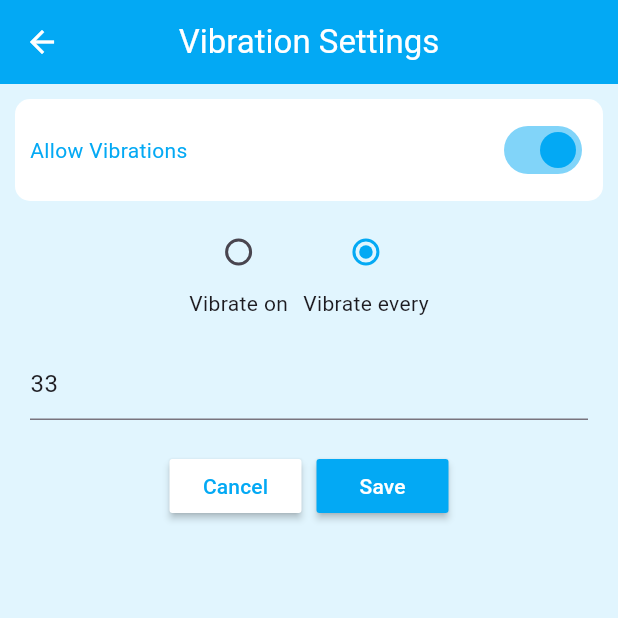
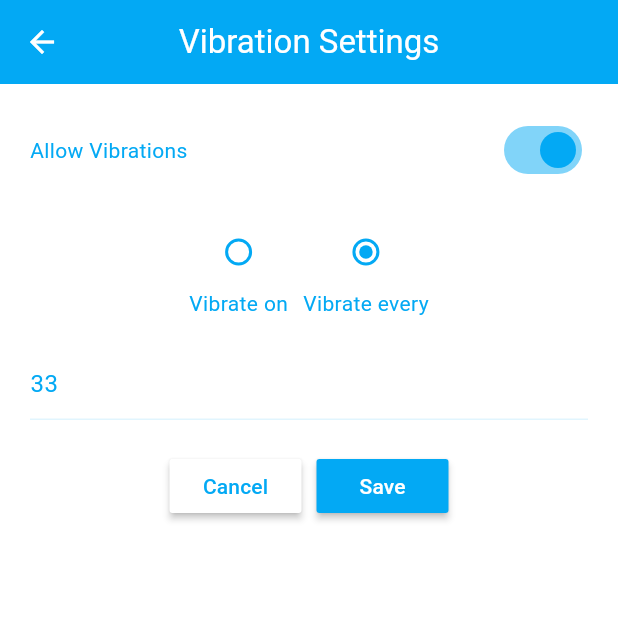
Before and after one commit to hazemxiii/prayerapp, a Flutter app: the VibrationSettings screen opened directly, on a phone screen of 412 x 824 dp, the top half of it. Run offline on Flutter 3.47's test engine with Material 3 defaults, Android fonts, the phone set to English and light mode, and no system bars; our stand-ins replace flutter_colorpicker, flutter_compass, geocoding, geolocator, shared_preferences, vibration; accounts and stored records are empty.

Commit message:
fixed colors

```diff
--- a/prayerapp/lib/location.dart
+++ b/prayerapp/lib/location.dart
@@ -85,7 +85,7 @@ class _LocationSettingsState extends State<LocationSettings> {
               mainAxisAlignment: MainAxisAlignment.center,
               children: [
                 MaterialButton(
-                  color: backColor,
+                  color: secondaryColor,
                   onPressed: () {
                     Navigator.of(context).pop();
                   },
@@ -133,6 +133,8 @@ class _LocationInputState extends State<LocationInput> {
     return Container(
       margin: const EdgeInsets.only(bottom: 10),
       child: TextField(
+        style: TextStyle(color: widget.color),
+        cursorColor: widget.color,
         controller: widget.controller,
         decoration: InputDecoration(
             focusedBorder: OutlineInputBorder(
--- a/prayerapp/lib/vibration_settings.dart
+++ b/prayerapp/lib/vibration_settings.dart
@@ -32,7 +32,7 @@ class _VibrationSettingsState extends State<VibrationSettings> {
   Widget build(BuildContext context) {
     return Consumer<ColorPalette>(builder: (context, palette, child) {
       return Scaffold(
-        backgroundColor: palette.getBackC,
+        backgroundColor: palette.getSecC,
         appBar: AppBar(
           backgroundColor: palette.getMainC,
           foregroundColor: palette.getSecC,
@@ -57,7 +57,7 @@ class _VibrationSettingsState extends State<VibrationSettings> {
                   ),
                   Switch(
                       activeColor: palette.getMainC,
-                      inactiveThumbColor: palette.getBackC,
+                      inactiveThumbColor: palette.getMainC,
                       inactiveTrackColor: palette.getSecC,
                       value: vibrationOn,
                       onChanged: (v) {
@@ -75,7 +75,7 @@ class _VibrationSettingsState extends State<VibrationSettings> {
                 Column(
                   children: [
                     Radio(
-                        activeColor: palette.getMainC,
+                        fillColor: WidgetStatePropertyAll(palette.getMainC),
                         value: "on",
                         groupValue: vibrateRadio,
                         onChanged: (v) {
@@ -83,7 +83,8 @@ class _VibrationSettingsState extends State<VibrationSettings> {
                             vibrateRadio = v!;
                           });
                         }),
-                    const Text("Vibrate on")
+                    Text("Vibrate on",
+                        style: TextStyle(color: palette.getMainC))
                   ],
                 ),
                 const SizedBox(
@@ -92,7 +93,7 @@ class _VibrationSettingsState extends State<VibrationSettings> {
                 Column(
                   children: [
                     Radio(
-                        activeColor: palette.getMainC,
+                        fillColor: WidgetStatePropertyAll(palette.getMainC),
                         value: "every",
                         groupValue: vibrateRadio,
                         onChanged: (v) {
@@ -100,7 +101,10 @@ class _VibrationSettingsState extends State<VibrationSettings> {
                             vibrateRadio = v!;
                           });
                         }),
-                    const Text("Vibrate every")
+                    Text(
+                      "Vibrate every",
+                      style: TextStyle(color: palette.getMainC),
+                    )
                   ],
                 )
               ],
@@ -110,7 +114,11 @@ class _VibrationSettingsState extends State<VibrationSettings> {
                 margin: const EdgeInsets.all(10),
                 child: TextField(
                   controller: vibrationController,
+                  style: TextStyle(color: palette.getMainC),
+                  cursorColor: palette.getMainC,
                   decoration: InputDecoration(
+                      enabledBorder: UnderlineInputBorder(
+                          borderSide: BorderSide(color: palette.getBackC)),
                       focusedBorder: UnderlineInputBorder(
                           borderSide: BorderSide(color: palette.getMainC))),
                 )),
```
Also changed, not shown: prayerapp/lib/main.dart (+25 -9 lines), prayerapp/lib/tasbih.dart (+7 -7 lines).
